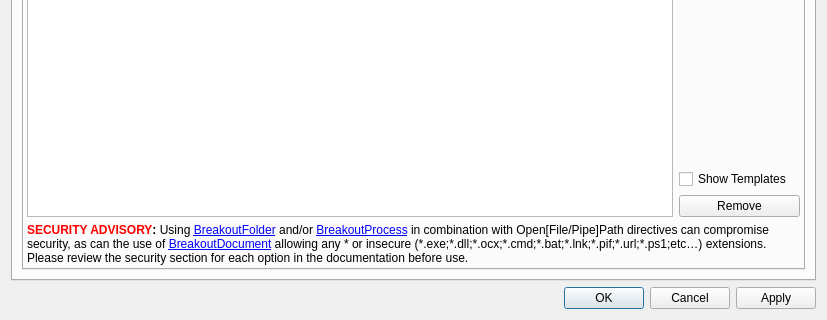
First picture: the form in SandboxiePlus/SandMan/Forms/OptionsWindow.ui, repository sandboxie-plus/Sandboxie, before the edit; both pictures show x 0 to 827 and y 306 to 626 of the 827 by 626 pixel window.
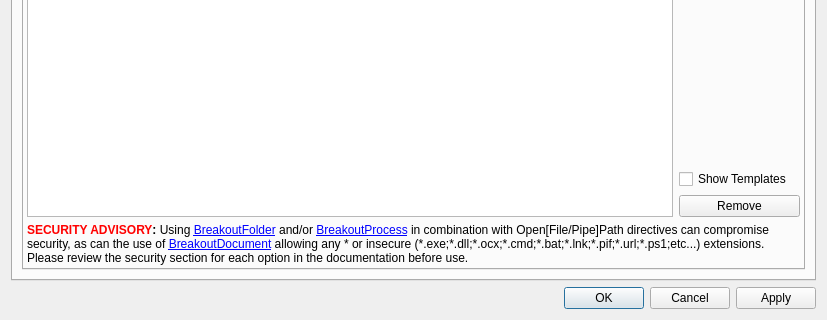
Second picture: the form after the edit. The open tabs and pages were chosen to show the change.

What changed in the file:
```diff
--- a/SandboxiePlus/SandMan/Forms/OptionsWindow.ui
+++ b/SandboxiePlus/SandMan/Forms/OptionsWindow.ui
@@ -2377,7 +2377,7 @@
                <item row="8" column="0" colspan="2">
                 <widget class="QLabel" name="lblBreakOut">
                  <property name="text">
-                  <string>&lt;b&gt;&lt;font color='red'&gt;SECURITY ADVISORY&lt;/font&gt;:&lt;/b&gt; Using &lt;a href=&quot;sbie://docs/breakoutfolder&quot;&gt;BreakoutFolder&lt;/a&gt; and/or &lt;a href=&quot;sbie://docs/breakoutprocess&quot;&gt;BreakoutProcess&lt;/a&gt; in combination with Open[File/Pipe]Path directives can compromise security, as can the use of &lt;a href=&quot;sbie://docs/breakoutdocument&quot;&gt;BreakoutDocument&lt;/a&gt; allowing any * or insecure (*.exe;*.dll;*.ocx;*.cmd;*.bat;*.lnk;*.pif;*.url;*.ps1;etc…) extensions. Please review the security section for each option in the documentation before use.</string>
+                  <string>&lt;b&gt;&lt;font color='red'&gt;SECURITY ADVISORY&lt;/font&gt;:&lt;/b&gt; Using &lt;a href=&quot;sbie://docs/breakoutfolder&quot;&gt;BreakoutFolder&lt;/a&gt; and/or &lt;a href=&quot;sbie://docs/breakoutprocess&quot;&gt;BreakoutProcess&lt;/a&gt; in combination with Open[File/Pipe]Path directives can compromise security, as can the use of &lt;a href=&quot;sbie://docs/breakoutdocument&quot;&gt;BreakoutDocument&lt;/a&gt; allowing any * or insecure (*.exe;*.dll;*.ocx;*.cmd;*.bat;*.lnk;*.pif;*.url;*.ps1;etc...) extensions. Please review the security section for each option in the documentation before use.</string>
                  </property>
                  <property name="wordWrap">
                   <bool>true</bool>
```
